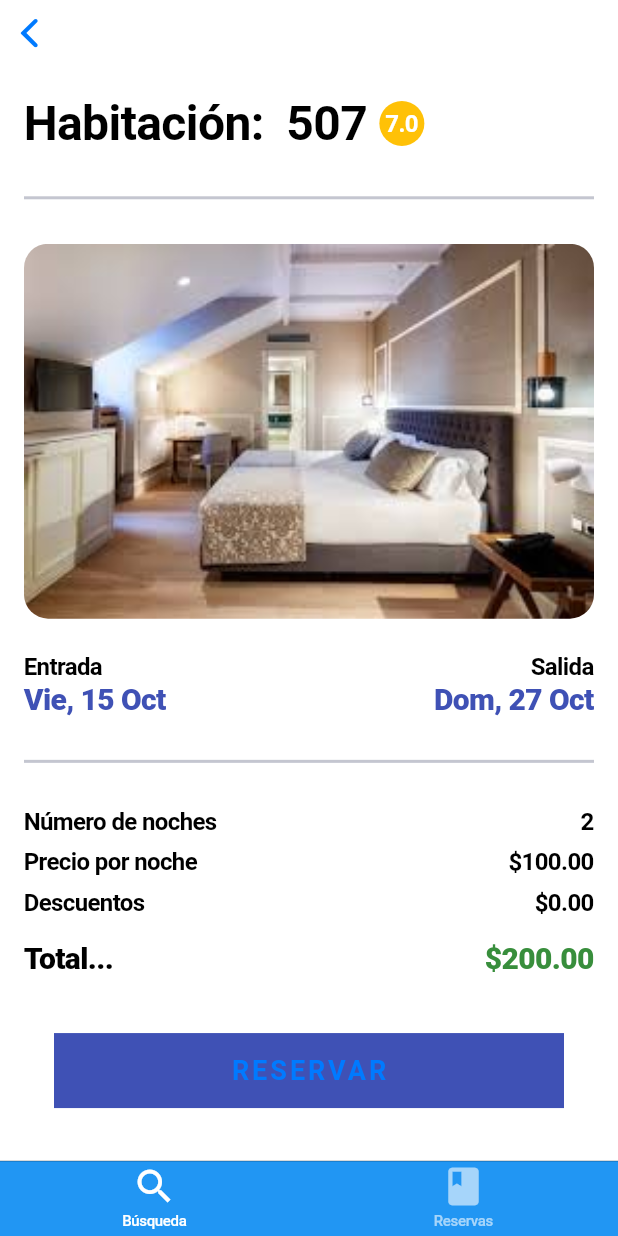
After one commit to javrro/reservas_hotel, a Flutter app: the screen it shows after launch, after a tap on "Habitación", on a phone screen of 412 x 824 dp. The commit adds this screen. Run offline on Flutter 3.47's test engine with Material 3 defaults, Android fonts, the phone set to English and light mode, and no system bars; our stand-ins replace equatable, flutter_bloc.

Commit message:
Implement view single habitacion and reservar view

```diff
--- /dev/null
+++ b/lib/views/habitacion_view.dart
@@ -0,0 +1,228 @@
+import 'package:flutter/cupertino.dart';
+import 'package:flutter/material.dart';
+import 'package:reservas_hotel/models/room.dart';
+
+class HabitacionView extends StatelessWidget {
+  final Room room;
+  final int index;
+  const HabitacionView({
+    super.key,
+    required this.room,
+    required this.index,
+  });
+
+  @override
+  Widget build(BuildContext context) {
+    return CupertinoPageScaffold(
+        navigationBar: const CupertinoNavigationBar(),
+        child: SafeArea(
+            child: Center(
+          child: Padding(
+            padding: const EdgeInsets.fromLTRB(16.0, 8, 16.0, 8),
+            child: Column(
+              mainAxisAlignment: MainAxisAlignment.spaceAround,
+              children: [
+                Row(
+                  mainAxisAlignment: MainAxisAlignment.start,
+                  children: [
+                    const Text("Habitación:  ",
+                        style: TextStyle(
+                          fontSize: 32,
+                          fontWeight: FontWeight.w600,
+                        )),
+                    Text(room.numeroHabitacion.toString(),
+                        style: const TextStyle(
+                          fontSize: 32,
+                          fontWeight: FontWeight.w600,
+                        )),
+                    Padding(
+                      padding: const EdgeInsets.fromLTRB(8, 0, 0, 0),
+                      child: Container(
+                        decoration: const BoxDecoration(
+                            shape: BoxShape.circle, color: Colors.amber),
+                        width: 30,
+                        height: 30,
+                        child: const Center(
+                            child: Text(
+                          "7.0",
+                          style: TextStyle(
+                            fontSize: 16,
+                            color: Colors.white,
+                            fontWeight: FontWeight.w600,
+                          ),
+                        )),
+                      ),
+                    )
+                  ],
+                ),
+                const Divider(
+                  thickness: 2,
+                ),
+                Container(
+                  width: double.infinity,
+                  height: 250,
+                  decoration: BoxDecoration(
+                    borderRadius: BorderRadius.circular(16.0),
+                    image: DecorationImage(
+                      fit: BoxFit.fill,
+                      image: AssetImage("assets/images/room${index + 1}.jpeg"),
+                    ),
+                  ),
+                ),
+                const Row(
+                  mainAxisAlignment: MainAxisAlignment.spaceBetween,
+                  children: [
+                    Column(
+                      crossAxisAlignment: CrossAxisAlignment.start,
+                      children: [
+                        Text("Entrada",
+                            style: TextStyle(
+                              fontSize: 16,
+                              fontWeight: FontWeight.w700,
+                            )),
+                        Text(
+                          "Vie, 15 Oct",
+                          style: TextStyle(
+                            color: Colors.indigo,
+                            fontSize: 20,
+                            fontWeight: FontWeight.w900,
+                          ),
+                        ),
+                      ],
+                    ),
+                    Column(
+                      crossAxisAlignment: CrossAxisAlignment.end,
+                      children: [
+                        Text("Salida",
+                            style: TextStyle(
+                              fontSize: 16,
+                              fontWeight: FontWeight.w700,
+                            )),
+                        Text(
+                          "Dom, 27 Oct",
+                          style: TextStyle(
+                            color: Colors.indigo,
+                            fontSize: 20,
+                            fontWeight: FontWeight.w900,
+                          ),
+                        ),
+                      ],
+                    ),
+                  ],
+                ),
+                const Divider(
+                  thickness: 2,
+                ),
+                Column(
+                  children: [
+                    const Padding(
+                      padding: EdgeInsets.fromLTRB(0, 0, 0, 0),
+                      child: Row(
+                        mainAxisAlignment: MainAxisAlignment.spaceBetween,
+                        children: [
+                          Text(
+                            "Número de noches",
+                            style: TextStyle(
+                              fontSize: 16,
+                              fontWeight: FontWeight.w600,
+                            ),
+                          ),
+                          Text(
+                            "2",
+                            style: TextStyle(
+                              fontSize: 16,
+                              fontWeight: FontWeight.w600,
+                            ),
+                          ),
+                        ],
+                      ),
+                    ),
+                    Padding(
+                      padding: const EdgeInsets.fromLTRB(0, 8, 0, 0),
+                      child: Row(
+                        mainAxisAlignment: MainAxisAlignment.spaceBetween,
+                        children: [
+                          const Text(
+                            "Precio por noche",
+                            style: TextStyle(
+                              fontSize: 16,
+                              fontWeight: FontWeight.w600,
+                            ),
+                          ),
+                          Text(
+                            "\$${room.precioPorNoche.toStringAsFixed(2)}",
+                            style: const TextStyle(
+                              fontSize: 16,
+                              fontWeight: FontWeight.w600,
+                            ),
+                          ),
+                        ],
+                      ),
+                    ),
+                    const Padding(
+                      padding: EdgeInsets.fromLTRB(0, 8, 0, 0),
+                      child: Row(
+                        mainAxisAlignment: MainAxisAlignment.spaceBetween,
+                        children: [
+                          Text(
+                            "Descuentos",
+                            style: TextStyle(
+                              fontSize: 16,
+                              fontWeight: FontWeight.w600,
+                            ),
+                          ),
+                          Text(
+                            "\$0.00",
+                            style: TextStyle(
+                              fontSize: 16,
+                              fontWeight: FontWeight.w600,
+                            ),
+                          ),
+                        ],
+                      ),
+                    ),
+                    Padding(
+                      padding: const EdgeInsets.fromLTRB(0, 16, 0, 0),
+                      child: Row(
+                        mainAxisAlignment: MainAxisAlignment.spaceBetween,
+                        children: [
+                          const Text(
+                            "Total...",
+                            style: TextStyle(
+                              fontSize: 20,
+                              fontWeight: FontWeight.w900,
+                            ),
+                          ),
+                          Text(
+                            "\$${(room.precioPorNoche * 2).toStringAsFixed(2)}",
+                            style: TextStyle(
+                              fontSize: 20,
+                              color: Colors.green[700],
+                              fontWeight: FontWeight.w900,
+                            ),
+                          ),
+                        ],
+                      ),
+                    ),
+                  ],
+                ),
+                CupertinoButton(
+                    color: Colors.white,
+                    child: Container(
+                        width: double.infinity,
+                        height: 50,
+                        color: Colors.indigo,
+                        child: const Center(
+                            child: Text("RESERVAR",
+                                style: TextStyle(
+                                  fontSize: 18,
+                                  letterSpacing: 2,
+                                  fontWeight: FontWeight.w700,
+                                )))),
+                    onPressed: () {}),
+              ],
+            ),
+          ),
+        )));
+  }
+}
--- a/lib/views/habitaciones_view.dart
+++ b/lib/views/habitaciones_view.dart
@@ -3,6 +3,7 @@ import 'package:flutter/material.dart';
 import 'package:flutter_bloc/flutter_bloc.dart';
 import 'package:reservas_hotel/blocs/rooms_bloc/rooms_bloc.dart';
 import 'package:reservas_hotel/blocs/rooms_bloc/rooms_state.dart';
+import 'package:reservas_hotel/views/habitacion_view.dart';
 
 class HabitacionesView extends StatelessWidget {
   const HabitacionesView({
@@ -42,6 +43,20 @@ class HabitacionesView extends StatelessWidget {
                           elevation: 2,
                           shape: RoundedRectangleBorder(
                               borderRadius: BorderRadius.circular(16.0)),
+                          child: Material(
+                            borderRadius: BorderRadius.circular(16.0),
+                            child: InkWell(
+                              borderRadius: BorderRadius.circular(16.0),
+                              onTap: () {
+                                debugPrint("===> CLICKING CARD $index");
+                                Navigator.of(context).push(CupertinoPageRoute(
+                                    builder: (BuildContext context) {
+                                  return HabitacionView(
+                                    room: state.habitaciones[index],
+                                    index: index,
+                                  );
+                                }));
+                              },
                               child: Column(children: [
                                 ClipRRect(
                                   borderRadius: const BorderRadius.only(
@@ -50,7 +65,8 @@ class HabitacionesView extends StatelessWidget {
                                   ),
                                   child: Container(
                                     width: double.infinity,
-                                height: MediaQuery.of(context).size.height / 4,
+                                    height:
+                                        MediaQuery.of(context).size.height / 4,
                                     decoration: BoxDecoration(
                                       image: DecorationImage(
                                         fit: BoxFit.fill,
@@ -137,6 +153,8 @@ class HabitacionesView extends StatelessWidget {
                               ]),
                             ),
                           ),
+                        ),
+                      ),
                     );
                   }),
             ],
--- a/lib/views/home.dart
+++ b/lib/views/home.dart
@@ -21,6 +21,9 @@ class Home extends StatelessWidget {
   Widget build(BuildContext context) {
     return CupertinoTabScaffold(
       tabBar: CupertinoTabBar(
+        backgroundColor: Colors.blue,
+        activeColor: Colors.white,
+        inactiveColor: Colors.white60,
         items: const [
           BottomNavigationBarItem(
             icon: Icon(Icons.search),
```
Lines whose indentation alone changed are shown as unchanged.
